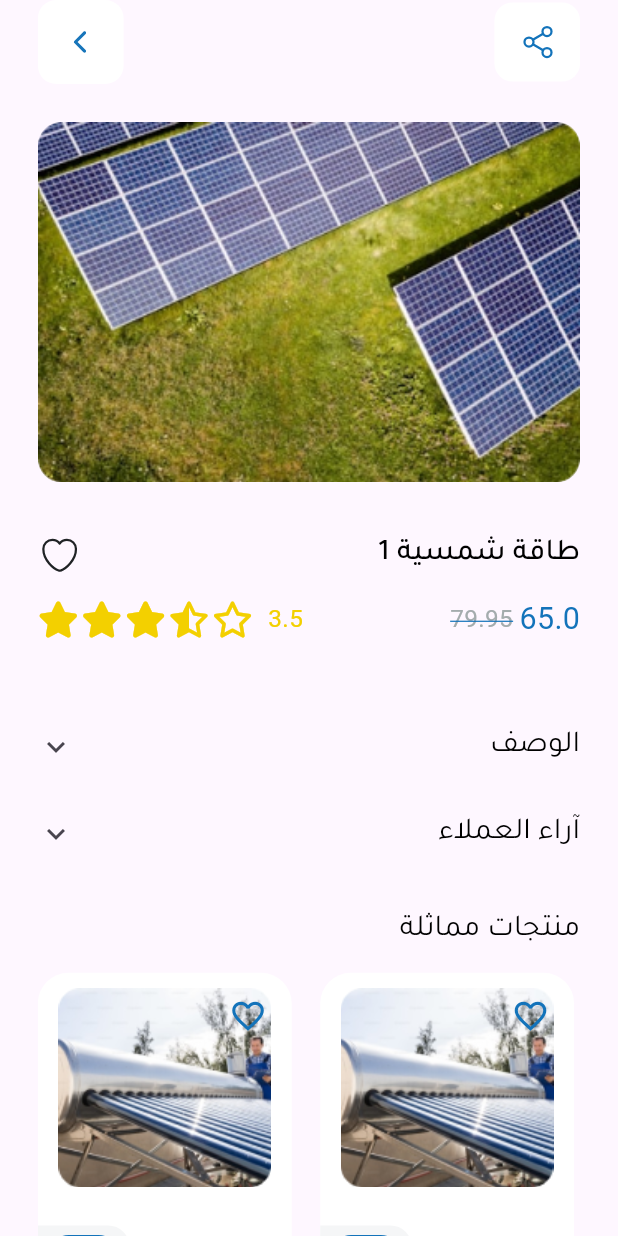
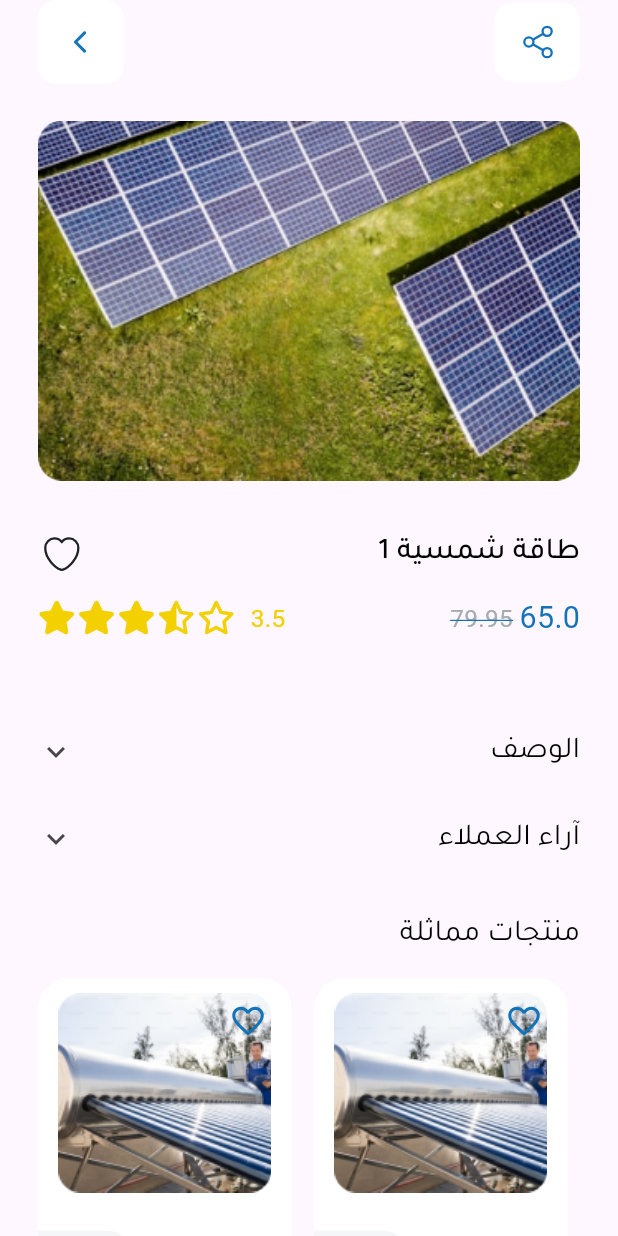
Before and after one commit to saleemAlkadour1/ghajar_app, a Flutter app: the DetailsScreen screen opened directly, on a phone screen of 412 x 824 dp. Run offline on Flutter 3.47's test engine with Material 3 defaults, Android fonts, the phone set to English and light mode, and no system bars; our stand-ins replace device_info_plus, flutter_riverpod, flutter_screenutil, flutter_svg, fluttertoast, font_awesome_flutter and 3 more; missing offline and left inert: navigation_history_observer; project files that could hold a hidden picture were left out.

Commit message:
Improv responsive (DetailsScreen) and refactor its code

```diff
--- a/lib/ui/screens/details_screen.dart
+++ b/lib/ui/screens/details_screen.dart
@@ -1,16 +1,14 @@
-// ignore_for_file: prefer_const_literals_to_create_immutables, prefer_const_constructors
-
 import 'package:flutter/material.dart';
 import 'package:flutter_svg/svg.dart';
 import 'package:font_awesome_flutter/font_awesome_flutter.dart';
 import 'package:ghajar_app/app/app_colors.dart';
 import 'package:ghajar_app/app/app_radius.dart';
-import 'package:ghajar_app/app/app_spacing.dart';
 import 'package:ghajar_app/app/app_text_styles.dart';
 import 'package:ghajar_app/app/assets.dart';
 import 'package:ghajar_app/ui/widgets/custom_app_bar.dart';
 import 'package:ghajar_app/ui/widgets/home_screen_widgets/product_item.dart';
 import 'package:ghajar_app/ui/widgets/price_card.dart';
+import 'package:ghajar_app/utils/calculate_dimensions.dart';
 import 'package:ghajar_app/utils/enums/app_page_route_enum.dart';
 import 'package:ghajar_app/utils/navigation.dart';
 import 'package:flutter_screenutil/flutter_screenutil.dart';
@@ -27,23 +25,29 @@ class DetailsScreen extends StatelessWidget implements AppPageRoute {
         },
         actions: [
           Container(
-            width: AppSpacing.value(52).w,
-            height: AppSpacing.value(52).h,
+            width: width(52),
+            height: height(52),
             decoration: BoxDecoration(
               color: AppColors.white,
               borderRadius: BorderRadius.circular(AppRadius.regular.v),
             ),
             child: Center(
-              child: SvgPicture.asset(Assets.images.app_icons.share_svg),
+              child: SvgPicture.asset(
+                Assets.images.app_icons.share_svg,
+                width: width(24),
+                height: height(24),
+              ),
             ),
           ),
         ],
       ),
       body: Padding(
-        padding: EdgeInsets.symmetric(horizontal: AppSpacing.value(23).w),
+        padding: EdgeInsets.symmetric(horizontal: width(23)),
         child: ListView(
           children: [
-            AppSpacing.value(25).inColumn,
+            SizedBox(
+              height: height(24),
+            ),
             AspectRatio(
               aspectRatio: 328 / 218,
               child: ClipRRect(
@@ -54,35 +58,45 @@ class DetailsScreen extends StatelessWidget implements AppPageRoute {
                 ),
               ),
             ),
-            AppSpacing.value(33).inColumn,
+            SizedBox(
+              height: height(33),
+            ),
             Row(
               mainAxisAlignment: MainAxisAlignment.spaceBetween,
               children: [
-                SvgPicture.asset('assets/images/app_icons/favourite.svg'),
+                SvgPicture.asset(
+                  Assets.images.app_icons.favourite_svg,
+                  width: width(29),
+                  height: height(29),
+                ),
                 Text(
                   'طاقة شمسية 1',
                   style: MyText.appStyle.l.wMedium.reColorText.style,
                 ),
               ],
             ),
-            AppSpacing.value(14).inColumn,
+            SizedBox(
+              height: height(14),
+            ),
             Row(
               mainAxisAlignment: MainAxisAlignment.spaceBetween,
               children: [
                 starsByCount(3.5),
-                PriceCard(
+                const PriceCard(
                   isDiscount: true,
                   price: 65.00,
                   oldPrice: 79.95,
                 )
               ],
             ),
-            AppSpacing.value(41).inColumn,
+            SizedBox(
+              height: height(45),
+            ),
             Directionality(
               textDirection: TextDirection.rtl,
               child: ExpansionTile(
                 tilePadding: EdgeInsets.zero,
-                shape: RoundedRectangleBorder(
+                shape: const RoundedRectangleBorder(
                   side: BorderSide.none,
                 ),
                 title: Text(
@@ -101,7 +115,7 @@ class DetailsScreen extends StatelessWidget implements AppPageRoute {
               textDirection: TextDirection.rtl,
               child: ExpansionTile(
                 tilePadding: EdgeInsets.zero,
-                shape: RoundedRectangleBorder(
+                shape: const RoundedRectangleBorder(
                   side: BorderSide.none,
                 ),
                 title: Text(
@@ -116,25 +130,29 @@ class DetailsScreen extends StatelessWidget implements AppPageRoute {
                 ],
               ),
             ),
-            AppSpacing.value(25).inColumn,
+            SizedBox(
+              height: height(25),
+            ),
             Text(
               'منتجات مماثلة',
               style: MyText.appStyle.l.wRegular.reColorText.style,
               textAlign: TextAlign.end,
             ),
-            AppSpacing.value(18).inColumn,
+            SizedBox(
+              height: height(18),
+            ),
             GridView.builder(
               shrinkWrap: true, // استخدام shrinkWrap
-              physics: NeverScrollableScrollPhysics(), // منع التمرير
+              physics: const NeverScrollableScrollPhysics(), // منع التمرير
               itemCount: 20,
               gridDelegate: SliverGridDelegateWithFixedCrossAxisCount(
                 crossAxisCount: 2,
-                mainAxisSpacing: 15,
-                crossAxisSpacing: 15,
-                childAspectRatio: 2.465 / 3,
+                mainAxisSpacing: height(10),
+                crossAxisSpacing: width(6),
+                childAspectRatio: 2.2 / 3,
               ),
               itemBuilder: (context, index) {
-                return ProductItem(
+                return const ProductItem(
                   isDetailsScreen: true,
                 );
               },
@@ -168,10 +186,11 @@ Widget starsByCount(double count) {
   for (int i = 1; i <= countStars; i++) {
     stars.add(
       Padding(
-        padding: REdgeInsets.only(right: 5),
+        padding: EdgeInsets.only(right: width(4)),
         child: Icon(
           FontAwesomeIcons.solidStar,
           color: AppColors.rating,
+          size: emp(21),
         ),
       ),
     );
@@ -180,10 +199,11 @@ Widget starsByCount(double count) {
     countStars += 0.5;
     stars.add(
       Padding(
-        padding: REdgeInsets.only(right: 5),
+        padding: EdgeInsets.only(right: width(4)),
         child: Icon(
           FontAwesomeIcons.starHalfStroke,
           color: AppColors.rating,
+          size: emp(21),
         ),
       ),
     );
@@ -192,10 +212,11 @@ Widget starsByCount(double count) {
   for (int i = 1; i <= (5 - countStars).ceil() - 1; i++) {
     stars.add(
       Padding(
-        padding: REdgeInsets.only(right: 5),
+        padding: EdgeInsets.only(right: width(4)),
         child: Icon(
           FontAwesomeIcons.star,
           color: AppColors.rating,
+          size: emp(21),
         ),
       ),
     );
@@ -203,16 +224,17 @@ Widget starsByCount(double count) {
   if (count < 1 || (count >= 1 && count <= 5 && doublePartCount != 0.5)) {
     stars.add(
       Padding(
-        padding: REdgeInsets.only(right: 5),
+        padding: EdgeInsets.only(right: width(4)),
         child: Icon(
           FontAwesomeIcons.star,
           color: AppColors.rating,
+          size: emp(21),
         ),
       ),
     );
   }
   stars.add(Padding(
-    padding: REdgeInsets.only(left: 8),
+    padding: EdgeInsets.only(left: width(8)),
     child: Text(
       countStars.toDouble().toString(),
       style: TextStyle(color: AppColors.rating, fontSize: 16.sp),
--- a/lib/ui/widgets/custom_app_bar.dart
+++ b/lib/ui/widgets/custom_app_bar.dart
@@ -22,7 +22,7 @@ class CustomAppBar extends StatelessWidget implements PreferredSizeWidget {
     return Padding(
       padding: EdgeInsets.symmetric(horizontal: width(23)),
       child: SizedBox(
-        height: height(80),
+        height: height(90),
         child: AppBar(
           leadingWidth: width(52),
           scrolledUnderElevation: 0,
```
